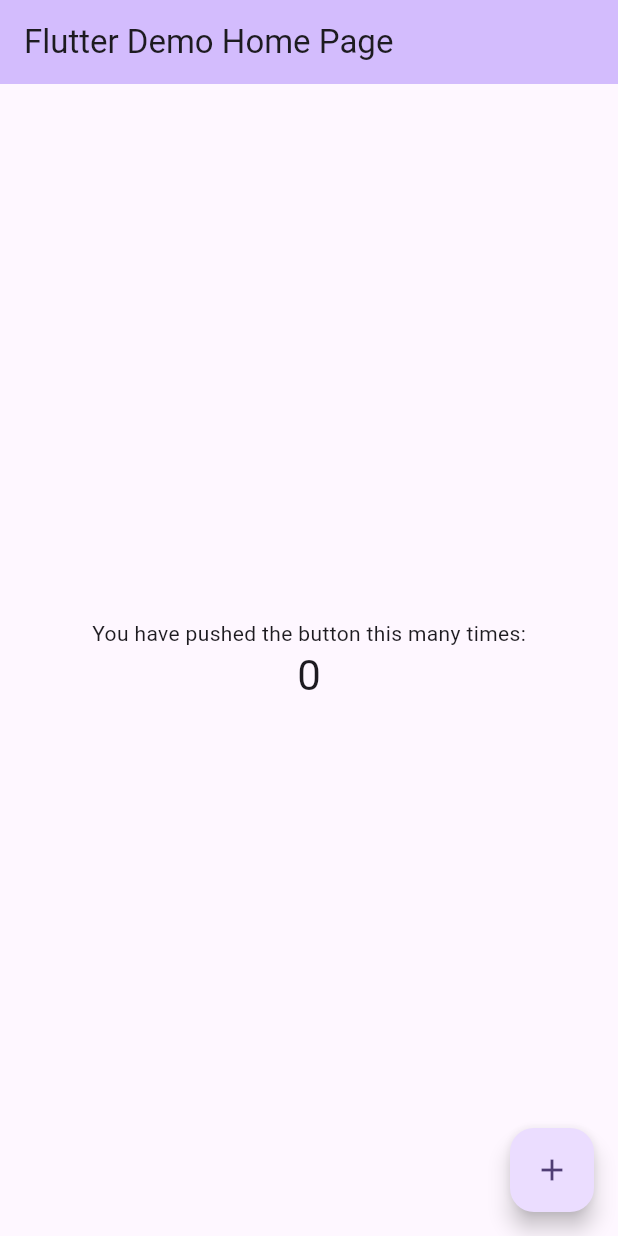
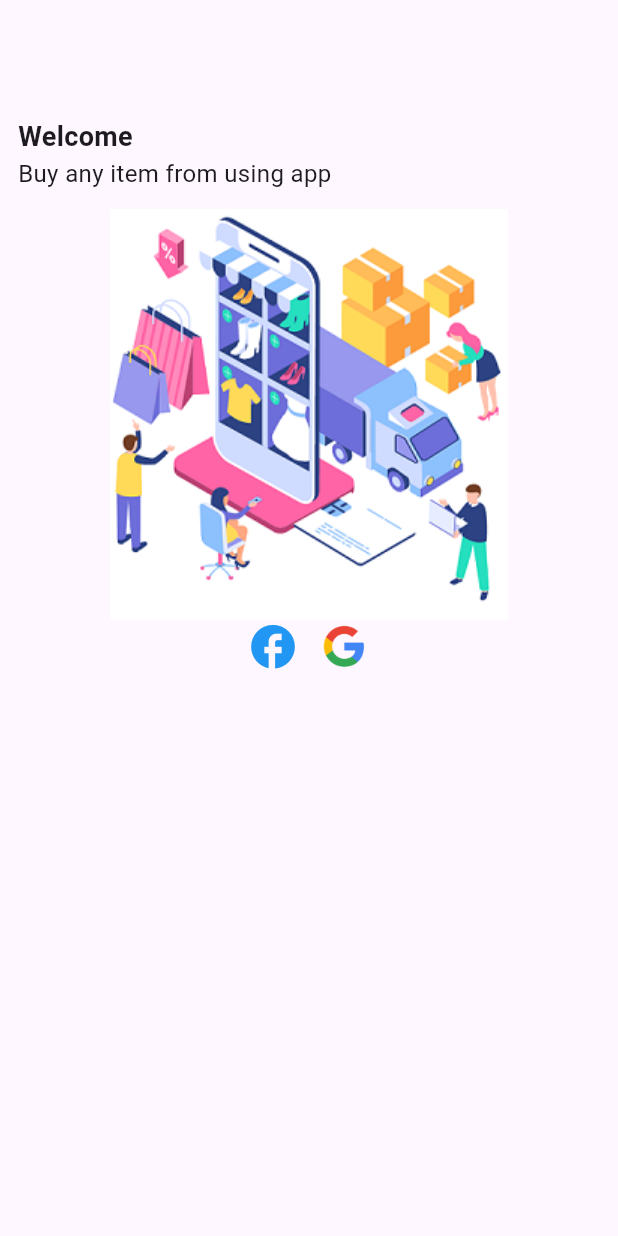
Before and after one commit to sujeet7838/NovaShop, a Flutter app: the screen it shows after launch, on a phone screen of 412 x 824 dp. Run offline on Flutter 3.47's test engine with Material 3 defaults, Android fonts, the light colour scheme and no system bars.

Commit message:
welcome page create

```diff
--- /dev/null
+++ b/lib/constants/asset_images.dart
@@ -0,0 +1,6 @@
+class AssetsImages {
+  static AssetsImages instance = AssetsImages();
+  static const String _imagePath = "assets/images";
+  final String welcomeImages = "$_imagePath/welcome.png";
+  final String googleLogo = "$_imagePath/googlelogo.png";
+}
--- a/lib/main.dart
+++ b/lib/main.dart
@@ -1,4 +1,5 @@
 import 'package:flutter/material.dart';
+import 'package:novashop/screen/auth_ui/login/login.dart';
 
 void main() {
   runApp(const MyApp());
@@ -6,120 +7,12 @@ void main() {
 
 class MyApp extends StatelessWidget {
   const MyApp({super.key});
-
-  // This widget is the root of your application.
   @override
   Widget build(BuildContext context) {
-    return MaterialApp(
-      title: 'Flutter Demo',
-      theme: ThemeData(
-        // This is the theme of your application.
-        //
-        // TRY THIS: Try running your application with "flutter run". You'll see
-        // the application has a purple toolbar. Then, without quitting the app,
-        // try changing the seedColor in the colorScheme below to Colors.green
-        // and then invoke "hot reload" (save your changes or press the "hot
-        // reload" button in a Flutter-supported IDE, or press "r" if you used
-        // the command line to start the app).
-        //
-        // Notice that the counter didn't reset back to zero; the application
-        // state is not lost during the reload. To reset the state, use hot
-        // restart instead.
-        //
-        // This works for code too, not just values: Most code changes can be
-        // tested with just a hot reload.
-        colorScheme: ColorScheme.fromSeed(seedColor: Colors.deepPurple),
-        useMaterial3: true,
-      ),
-      home: const MyHomePage(title: 'Flutter Demo Home Page'),
+    return const MaterialApp(
+      debugShowCheckedModeBanner: false,
+      title: 'NovaShop',
+      home: Login(),
     );
   }
 }
-
-class MyHomePage extends StatefulWidget {
-  const MyHomePage({super.key, required this.title});
-
-  // This widget is the home page of your application. It is stateful, meaning
-  // that it has a State object (defined below) that contains fields that affect
-  // how it looks.
-
-  // This class is the configuration for the state. It holds the values (in this
-  // case the title) provided by the parent (in this case the App widget) and
-  // used by the build method of the State. Fields in a Widget subclass are
-  // always marked "final".
-
-  final String title;
-
-  @override
-  State<MyHomePage> createState() => _MyHomePageState();
-}
-
-class _MyHomePageState extends State<MyHomePage> {
-  int _counter = 0;
-
-  void _incrementCounter() {
-    setState(() {
-      // This call to setState tells the Flutter framework that something has
-      // changed in this State, which causes it to rerun the build method below
-      // so that the display can reflect the updated values. If we changed
-      // _counter without calling setState(), then the build method would not be
-      // called again, and so nothing would appear to happen.
-      _counter++;
-    });
-  }
-
-  @override
-  Widget build(BuildContext context) {
-    // This method is rerun every time setState is called, for instance as done
-    // by the _incrementCounter method above.
-    //
-    // The Flutter framework has been optimized to make rerunning build methods
-    // fast, so that you can just rebuild anything that needs updating rather
-    // than having to individually change instances of widgets.
-    return Scaffold(
-      appBar: AppBar(
-        // TRY THIS: Try changing the color here to a specific color (to
-        // Colors.amber, perhaps?) and trigger a hot reload to see the AppBar
-        // change color while the other colors stay the same.
-        backgroundColor: Theme.of(context).colorScheme.inversePrimary,
-        // Here we take the value from the MyHomePage object that was created by
-        // the App.build method, and use it to set our appbar title.
-        title: Text(widget.title),
-      ),
-      body: Center(
-        // Center is a layout widget. It takes a single child and positions it
-        // in the middle of the parent.
-        child: Column(
-          // Column is also a layout widget. It takes a list of children and
-          // arranges them vertically. By default, it sizes itself to fit its
-          // children horizontally, and tries to be as tall as its parent.
-          //
-          // Column has various properties to control how it sizes itself and
-          // how it positions its children. Here we use mainAxisAlignment to
-          // center the children vertically; the main axis here is the vertical
-          // axis because Columns are vertical (the cross axis would be
-          // horizontal).
-          //
-          // TRY THIS: Invoke "debug painting" (choose the "Toggle Debug Paint"
-          // action in the IDE, or press "p" in the console), to see the
-          // wireframe for each widget.
-          mainAxisAlignment: MainAxisAlignment.center,
-          children: <Widget>[
-            const Text(
-              'You have pushed the button this many times:',
-            ),
-            Text(
-              '$_counter',
-              style: Theme.of(context).textTheme.headlineMedium,
-            ),
-          ],
-        ),
-      ),
-      floatingActionButton: FloatingActionButton(
-        onPressed: _incrementCounter,
-        tooltip: 'Increment',
-        child: const Icon(Icons.add),
-      ), // This trailing comma makes auto-formatting nicer for build methods.
-    );
-  }
-}
--- /dev/null
+++ b/lib/screen/auth_ui/login/login.dart
@@ -0,0 +1,53 @@
+import 'package:flutter/material.dart';
+import 'package:novashop/constants/asset_images.dart';
+
+class Login extends StatelessWidget {
+  const Login({super.key});
+
+  @override
+  Widget build(BuildContext context) {
+    return Scaffold(
+        body: Padding(
+      padding: const EdgeInsets.all(12.0),
+      child: Column(
+        crossAxisAlignment: CrossAxisAlignment.start,
+        children: [
+          const SizedBox(
+            height: kToolbarHeight + 10,
+          ),
+          const Text("Welcome",
+              style: TextStyle(
+                fontSize: 18.0,
+                fontWeight: FontWeight.bold,
+              )),
+          const Text("Buy any item from using app",
+              style: TextStyle(
+                fontSize: 16.0,
+                fontWeight: FontWeight.normal,
+              )),
+          const SizedBox(
+            height: 12,
+          ),
+          Center(child: Image.asset(AssetsImages.instance.welcomeImages)),
+          Row(
+            mainAxisAlignment: MainAxisAlignment.center,
+            children: [
+              const Icon(
+                Icons.facebook,
+                color: Colors.blue,
+                size: 35.0,
+              ),
+              const SizedBox(
+                width: 12.0,
+              ),
+              Image.asset(
+                AssetsImages.instance.googleLogo,
+                scale: 30.0,
+              )
+            ],
+          ),
+        ],
+      ),
+    ));
+  }
+}
--- /dev/null
+++ b/lib/screen/auth_ui/sign_up/signup.dart
@@ -0,0 +1,19 @@
+import 'package:flutter/material.dart';
+
+class SiginUp extends StatelessWidget {
+  const SiginUp({super.key});
+
+  @override
+  Widget build(BuildContext context) {
+    return const Scaffold(
+        body: Column(
+      children: [
+        Text("Welcome"),
+        SizedBox(
+          height: 20,
+        ),
+        Text("Buy any item from using app")
+      ],
+    ));
+  }
+}
--- a/pubspec.yaml
+++ b/pubspec.yaml
@@ -59,8 +59,8 @@ flutter:
   uses-material-design: true
 
   # To add assets to your application, add an assets section, like this:
-  # assets:
-  #   - images/a_dot_burr.jpeg
+  assets:
+    - assets/images/
   #   - images/a_dot_ham.jpeg
 
   # An image asset can refer to one or more resolution-specific "variants", see
```
Also changed, not shown: assets/images/googlelogo.png (added), assets/images/welcome.png (added).
